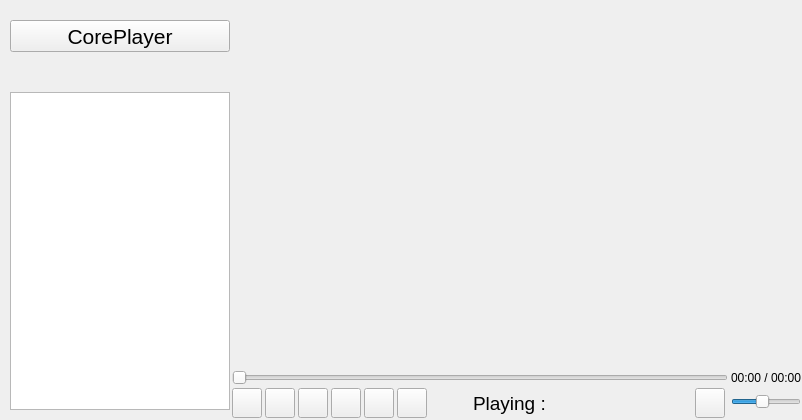
Above: app/coreplayer/coreplayer.ui from rahmanshaber/corebox before the change. Below: the same form after it.
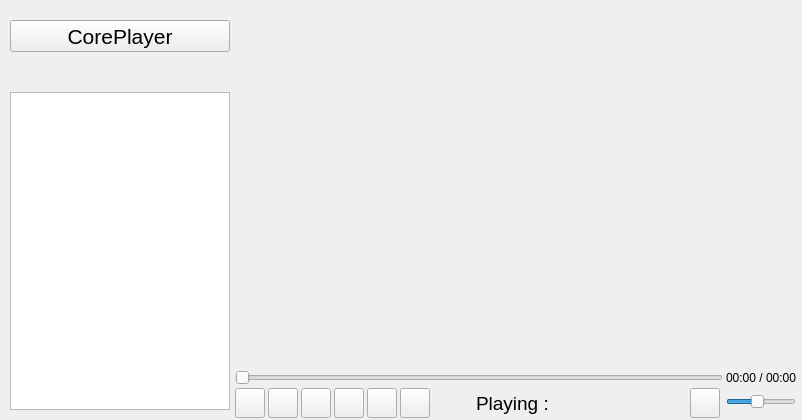
That is the form after the change. Icons and pictures are not drawn.

What changed in the file:
```diff
--- a/app/coreplayer/coreplayer.ui
+++ b/app/coreplayer/coreplayer.ui
@@ -193,13 +193,13 @@
      </property>
      <layout class="QGridLayout" name="gridLayout_2">
       <property name="leftMargin">
-       <number>2</number>
+       <number>5</number>
       </property>
       <property name="topMargin">
        <number>2</number>
       </property>
       <property name="rightMargin">
-       <number>0</number>
+       <number>5</number>
       </property>
       <property name="bottomMargin">
        <number>5</number>
```
